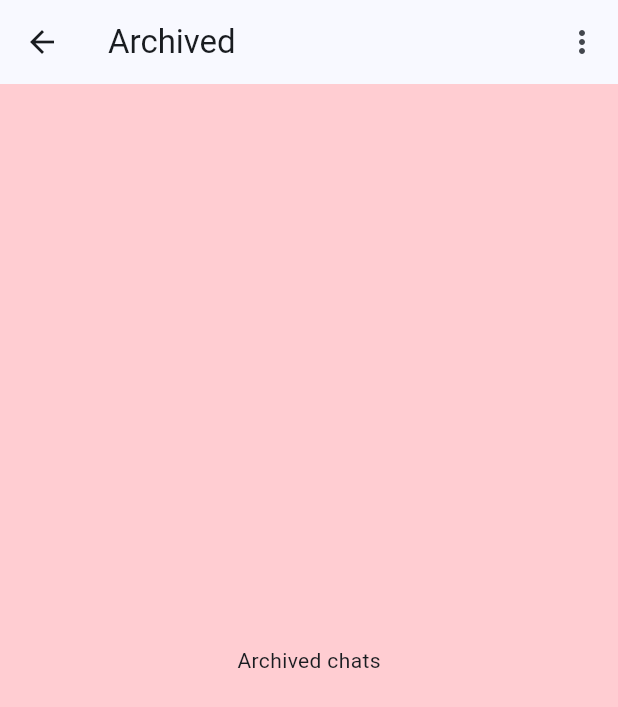
After one commit to victorhmacfer/wazzap, a Flutter app: the screen it shows after launch, after a tap on "Archived", on a phone screen of 412 x 824 dp. The commit adds this screen. Shown: the top 707 px of the screen. Run offline on Flutter 3.47's test engine with Material 3 defaults, Android fonts, the phone set to English and light mode, and no system bars.

Commit message:
add sketch of archived chats screen

```diff
--- a/analysis_options.yaml
+++ b/analysis_options.yaml
@@ -22,6 +22,7 @@ linter:
   # producing the lint.
   rules:
     # avoid_print: false  # Uncomment to disable the `avoid_print` rule
+    avoid_unnecessary_containers: false
     # prefer_single_quotes: true  # Uncomment to enable the `prefer_single_quotes` rule
 
 # Additional information about this file can be found at
--- /dev/null
+++ b/lib/archived_chats.dart
@@ -0,0 +1,30 @@
+import 'package:flutter/material.dart';
+
+class ArchivedChatsScreen extends StatelessWidget {
+  const ArchivedChatsScreen();
+
+  @override
+  Widget build(BuildContext context) {
+    return Scaffold(
+      appBar: AppBar(
+        title: Text('Archived'),
+        actions: [
+          IconButton(onPressed: () {}, icon: Icon(Icons.more_vert_rounded)),
+        ],
+      ),
+      body: _Body(),
+    );
+  }
+}
+
+class _Body extends StatelessWidget {
+  @override
+  Widget build(BuildContext context) {
+    return Container(
+      color: Colors.red[100],
+      constraints: BoxConstraints.expand(),
+      alignment: Alignment.center,
+      child: Text('Archived chats'),
+    );
+  }
+}
--- a/lib/main.dart
+++ b/lib/main.dart
@@ -1,14 +1,15 @@
 // ignore_for_file: prefer_const_constructors
 
 import 'package:flutter/material.dart';
+import 'package:wazzap/archived_chats.dart';
 
-final logoGreen = Color(0xff1dab61);
+const logoGreen = Color(0xff1dab61);
 
 const darkGreen = Color(0xff11613e);
 
-final anotherGreen = Color(0xff1bd741);
+const anotherGreen = Color(0xff1bd741);
 
-final navBarIndicatorGreen = Color(0xffd8fdd2);
+const navBarIndicatorGreen = Color(0xffd8fdd2);
 
 const lighterBlack = Color(0xff303030);
 
@@ -163,8 +164,16 @@ class ArchivedChatsButton extends StatelessWidget {
   @override
   Widget build(BuildContext context) {
     return SliverToBoxAdapter(
+      child: Material(
+        color: Colors.white,
+        child: InkWell(
+          onTap: () {
+            Navigator.push(context, MaterialPageRoute(builder: (ctx) {
+              return ArchivedChatsScreen();
+
+            }));
+          },
           child: Container(
-        color: Colors.white,
             padding: EdgeInsets.only(left: 18),
             child: Row(
               children: [
@@ -188,6 +197,8 @@ class ArchivedChatsButton extends StatelessWidget {
                   ),
                 ),
               ],
+            ),
+          ),
         ),
       ),
     );
@@ -337,7 +348,7 @@ class MyDummyTile extends StatelessWidget {
                       // color: Colors.purple[100],
                       child: Row(
                         mainAxisAlignment: MainAxisAlignment.spaceBetween,
-                        children: [
+                        children: const [
                           Text('Adilson',
                               style: TextStyle(
                                   color: lighterBlack,
@@ -351,7 +362,7 @@ class MyDummyTile extends StatelessWidget {
                       // color: Colors.indigo[100],
                       child: Row(
                         mainAxisAlignment: MainAxisAlignment.spaceBetween,
-                        children: [
+                        children: const [
                           Text('Muito bem!', style: TextStyle(color: darkGrey)),
                           Icon(
                             Icons.pin_drop,
```
Lines whose indentation alone changed are shown as unchanged.
